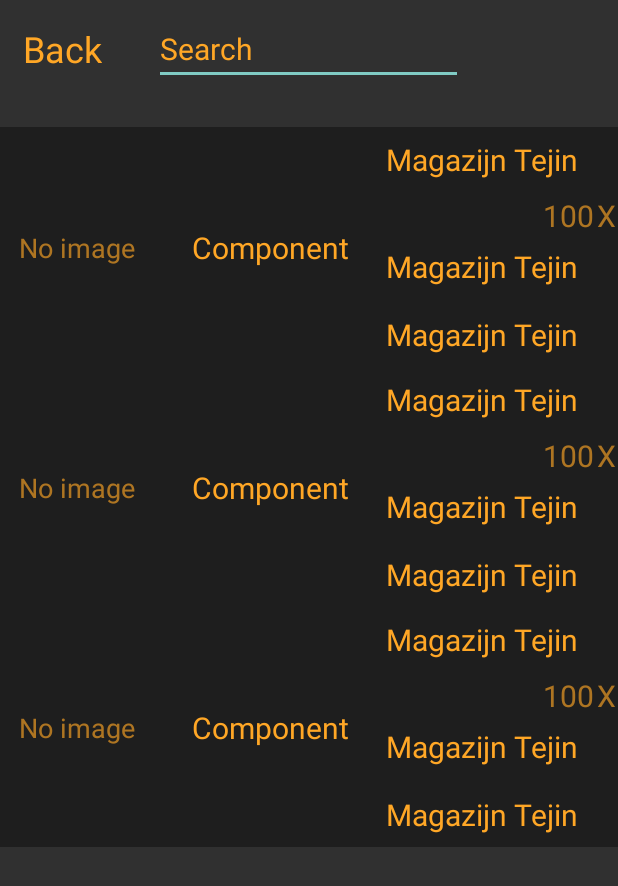
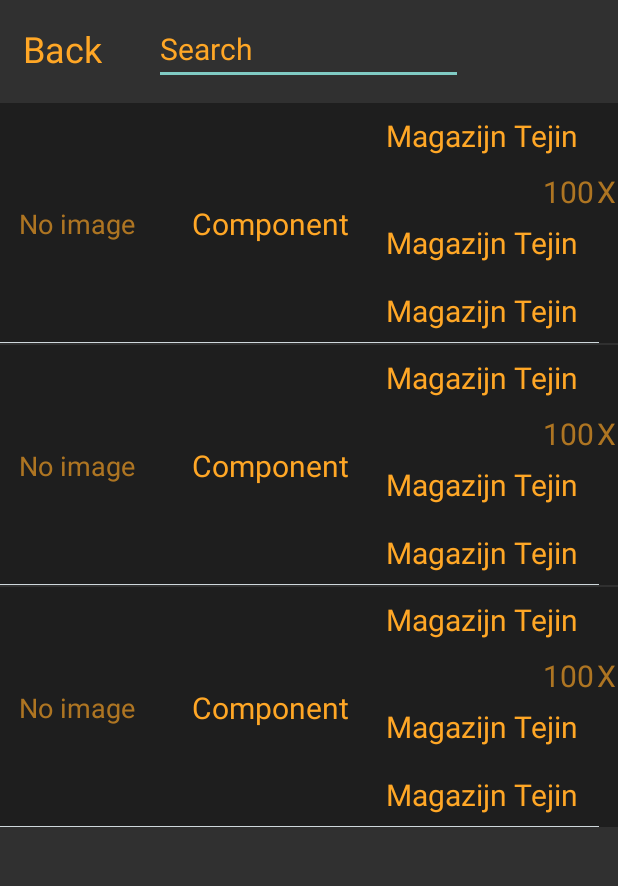
Before and after one commit to MwBakker/Digital-Storage, an Android app: the layout activity_search.xml on its own in the app's theme, with its tools: preview values and no code run, on a phone screen of 412 x 824 dp. Shown: the top 886 px of the screen. Run offline under Robolectric (Android 15) with nearby library versions, the phone set to English and light mode, and no system bars.

Commit message:
fixed search component count and activity go to issue

```diff
--- a/app/src/main/java/com/mwb/digitalstorage/adapter/SearchedEntityListAdapter.java
+++ b/app/src/main/java/com/mwb/digitalstorage/adapter/SearchedEntityListAdapter.java
@@ -75,9 +75,9 @@ public class SearchedEntityListAdapter extends RecyclerView.Adapter<SearchedEnti
             return new SearchedEntityCmdHandler()
             {
                 @Override
-                public void goToSearchedEntity(Class className, long id)
+                public void goToSearchedEntity(Class belongingClass, String className, long id)
                 {
-                    searchedEntityCmdHandlerCallBack.goToSearchedEntity(className, id);
+                    searchedEntityCmdHandlerCallBack.goToSearchedEntity(belongingClass, className, id);
                 }
             };
         }
--- a/app/src/main/java/com/mwb/digitalstorage/command_handlers/SearchedEntityCmdHandler.java
+++ b/app/src/main/java/com/mwb/digitalstorage/command_handlers/SearchedEntityCmdHandler.java
@@ -3,5 +3,5 @@ package com.mwb.digitalstorage.command_handlers;
 
 public interface SearchedEntityCmdHandler
 {
-    void goToSearchedEntity(Class classType, long entityID);
+    void goToSearchedEntity(Class classType, String className, long entityID);
 }
--- a/app/src/main/java/com/mwb/digitalstorage/database/DAO.java
+++ b/app/src/main/java/com/mwb/digitalstorage/database/DAO.java
@@ -99,7 +99,10 @@ public interface DAO
     List<Rack> searchRacks(String input);
 
     //  searches components based on string input
-    @Query("SELECT * FROM component WHERE name LIKE :input or code LIKE :input")
+    @Query("SELECT id, rack_id, component_category_id, name, code, img_path, COUNT(id) as count " +
+            "FROM component c " +
+            "WHERE name LIKE :input or code LIKE :input " +
+            "GROUP BY code ")
     List<Component> searchComponents(String input);
 
     //  get component
--- a/app/src/main/java/com/mwb/digitalstorage/database/SearchedEntityRepository.java
+++ b/app/src/main/java/com/mwb/digitalstorage/database/SearchedEntityRepository.java
@@ -27,7 +27,7 @@ public class SearchedEntityRepository
         for (Rack rack : BaseRepository.getDao().searchRacks("%" + s + "%"))
         {
             UIRack uiRack = new UIRack(rack.id, rack.getName(), rack.getRackImgPath(), rack.getComponentCount());
-            uiRack.setStorageName(BaseRepository.getDao().getStorageUnit(rack.storageID).getName() + " (Storage)");
+            uiRack.setStorageName("(Storage) " + BaseRepository.getDao().getStorageUnit(rack.storageID).getName());
             uiEntities.add(uiRack);
         }
         for (Component component : BaseRepository.getDao().searchComponents("%" + s + "%"))
@@ -35,8 +35,8 @@ public class SearchedEntityRepository
             UIComponent uiComponent = new UIComponent(component.componentID, component.rackID, component.componentCategoryID,
                                                         component.getName(), component.getCode(), component.getImgPath(), component.getCount());
             Rack rack = BaseRepository.getDao().getRack(component.rackID);
-            uiComponent.setRackName(BaseRepository.getDao().getRack(component.rackID).getName() + " (Rack)");
-            uiComponent.setStorageName(BaseRepository.getDao().getStorageUnit(rack.storageID).getName() + " (Storage)");
+            uiComponent.setRackName("(Rack) " + BaseRepository.getDao().getRack(component.rackID).getName());
+            uiComponent.setStorageName("(Storage) " + BaseRepository.getDao().getStorageUnit(rack.storageID).getName());
             uiEntities.add(uiComponent);
         }
         return uiEntities;
--- a/app/src/main/res/layout/activity_search.xml
+++ b/app/src/main/res/layout/activity_search.xml
@@ -60,7 +60,7 @@
             android:layout_height="0dp"
             android:layout_marginTop="20dp"
             android:fillViewport="true"
-            app:layout_constraintHeight_percent="0.725"
+            app:layout_constraintHeight_percent="0.925"
             app:layout_constraintTop_toBottomOf="@id/txt_arrow">
 
             <androidx.constraintlayout.widget.ConstraintLayout
@@ -71,7 +71,6 @@
                     android:id="@+id/rv_storage_units"
                     android:layout_width="0dp"
                     android:layout_height="match_parent"
-                    android:layout_marginTop="16dp"
                     android:adapter="@{vm.foundEntitiesAdapterObsv}"
                     app:layoutManager="androidx.recyclerview.widget.GridLayoutManager"
                     app:layout_constraintLeft_toLeftOf="parent"
--- a/app/src/main/res/layout/searched_entity.xml
+++ b/app/src/main/res/layout/searched_entity.xml
@@ -19,8 +19,9 @@
     <androidx.constraintlayout.widget.ConstraintLayout
         style="@style/match_and_wrap"
         android:layout_height="160dp"
+        android:layout_marginBottom="1dp"
         android:background="#65030303"
-        android:onClick="@{(view) -> cmdHandler.goToSearchedEntity(UIEntity.getBelongingOverViewActivity(), UIEntity.getId())}">
+        android:onClick="@{(view) -> cmdHandler.goToSearchedEntity(UIEntity.getBelongingOverViewActivity(), UIEntity.className, UIEntity.getId())}">
 
         <ImageView
             android:id="@+id/img"
@@ -126,6 +127,6 @@
             android:id="@+id/hr"
             style="@style/hr_white"
             app:layout_constraintRight_toRightOf="parent"
-            app:layout_constraintTop_toBottomOf="parent" />
+            app:layout_constraintBottom_toBottomOf="parent" />
     </androidx.constraintlayout.widget.ConstraintLayout>
 </layout>
```
Also changed, not shown: app/src/main/java/com/mwb/digitalstorage/SearchActivity.java (+4 -4 lines).
